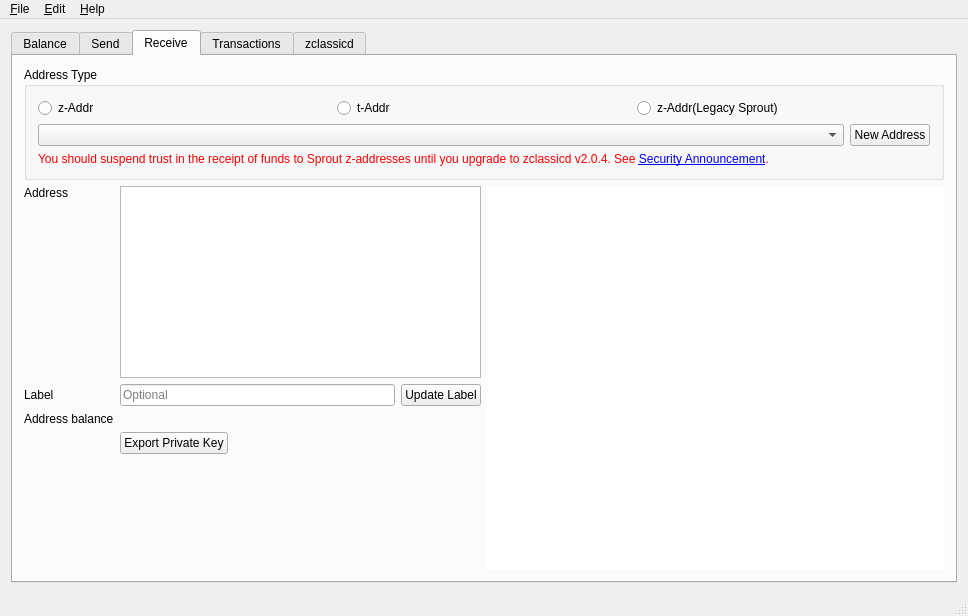
The window that src/mainwindow.ui (ZclassicCommunity/zcl-qt-wallet) describes before a commit, drawn with Qt 5.
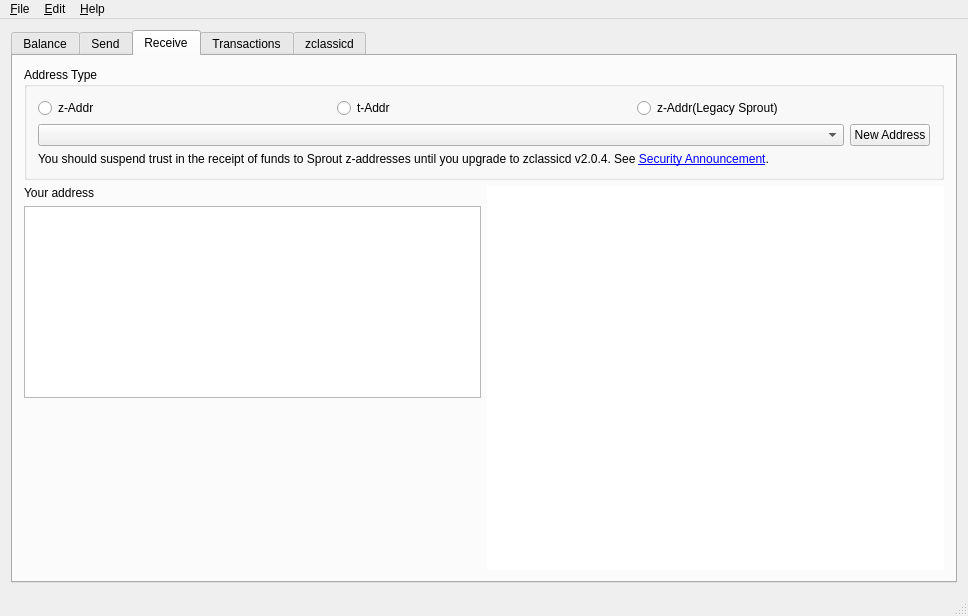
The same window after the commit. Icons and pictures are not drawn. Custom widgets are drawn as their Qt base class.

Commit message: redesign(P0+P1): visual-truth polish — green hero, demote sync banner, declutter Receive

```diff
--- a/src/mainwindow.ui
+++ b/src/mainwindow.ui
@@ -732,9 +732,6 @@
              </item>
              <item>
               <widget class="QLabel" name="lblSproutWarning">
-               <property name="styleSheet">
-                <string notr="true">color: red;</string>
-               </property>
                <property name="text">
                 <string>&lt;html&gt;&lt;head/&gt;&lt;body&gt;&lt;p&gt;You should suspend trust in the receipt of funds to Sprout z-addresses until you upgrade to zclassicd v2.0.4. See &lt;a href=&quot;https://z.cash/support/security/announcements/security-announcement-2019-03-19/&quot;&gt;&lt;span style=&quot; text-decoration: underline; color:#0000ff;&quot;&gt;Security Announcement&lt;/span&gt;&lt;/a&gt;.&lt;/p&gt;&lt;/body&gt;&lt;/html&gt;</string>
                </property>
@@ -760,46 +757,13 @@
             <item>
              <layout class="QVBoxLayout" name="verticalLayout_10">
               <item>
-               <layout class="QGridLayout" name="gridLayout_4">
-                <item row="1" column="0">
-                 <widget class="QLabel" name="label_7">
+               <widget class="QLabel" name="lblReceiveAddressCaption">
                   <property name="text">
-                   <string>Label</string>
+                 <string>Your address</string>
                   </property>
                  </widget>
                 </item>
-                <item row="1" column="2">
-                 <widget class="QPushButton" name="rcvUpdateLabel">
-                  <property name="text">
-                   <string>Update Label</string>
-                  </property>
-                 </widget>
-                </item>
-                <item row="2" column="1" colspan="2">
-                 <widget class="QLabel" name="rcvBal">
-                  <property name="text">
-                   <string/>
-                  </property>
-                 </widget>
-                </item>
-                <item row="2" column="0">
-                 <widget class="QLabel" name="label_21">
-                  <property name="text">
-                   <string>Address balance</string>
-                  </property>
-                 </widget>
-                </item>
-                <item row="1" column="1">
-                 <widget class="QLineEdit" name="rcvLabel">
-                  <property name="maxLength">
-                   <number>40</number>
-                  </property>
-                  <property name="placeholderText">
-                   <string>Optional</string>
-                  </property>
-                 </widget>
-                </item>
-                <item row="0" column="1" colspan="2">
+              <item>
                  <widget class="QPlainTextEdit" name="txtRecieve">
                   <property name="sizePolicy">
                    <sizepolicy hsizetype="Expanding" vsizetype="Preferred">
@@ -812,42 +776,6 @@
                   </property>
                  </widget>
                 </item>
-                <item row="3" column="1" colspan="2">
-                 <layout class="QHBoxLayout" name="horizontalLayout_16">
-                  <item>
-                   <widget class="QPushButton" name="exportKey">
-                    <property name="text">
-                     <string>Export Private Key</string>
-                    </property>
-                   </widget>
-                  </item>
-                  <item>
-                   <spacer name="horizontalSpacer_5">
-                    <property name="orientation">
-                     <enum>Qt::Horizontal</enum>
-                    </property>
-                    <property name="sizeHint" stdset="0">
-                     <size>
-                      <width>40</width>
-                      <height>20</height>
-                     </size>
-                    </property>
-                   </spacer>
-                  </item>
-                 </layout>
-                </item>
-                <item row="0" column="0">
-                 <widget class="QLabel" name="label_10">
-                  <property name="text">
-                   <string>Address</string>
-                  </property>
-                  <property name="alignment">
-                   <set>Qt::AlignLeading|Qt::AlignLeft|Qt::AlignTop</set>
-                  </property>
-                 </widget>
-                </item>
-               </layout>
-              </item>
               <item>
                <spacer name="verticalSpacer_5">
                 <property name="orientation">
```
Left out of the diff: 2 changed lines with no effect on the pictures. Lines whose indentation alone changed are shown as unchanged. The commit also changes 4 other files.
